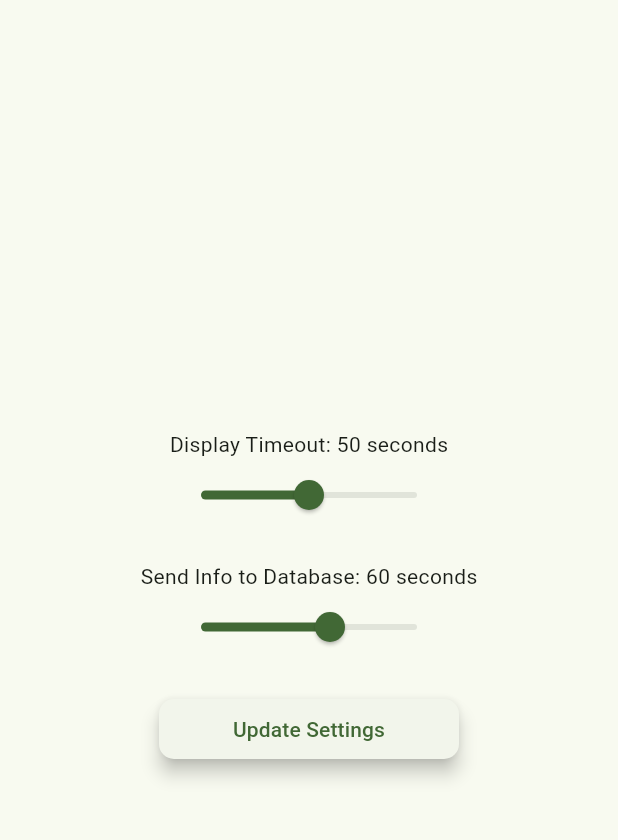
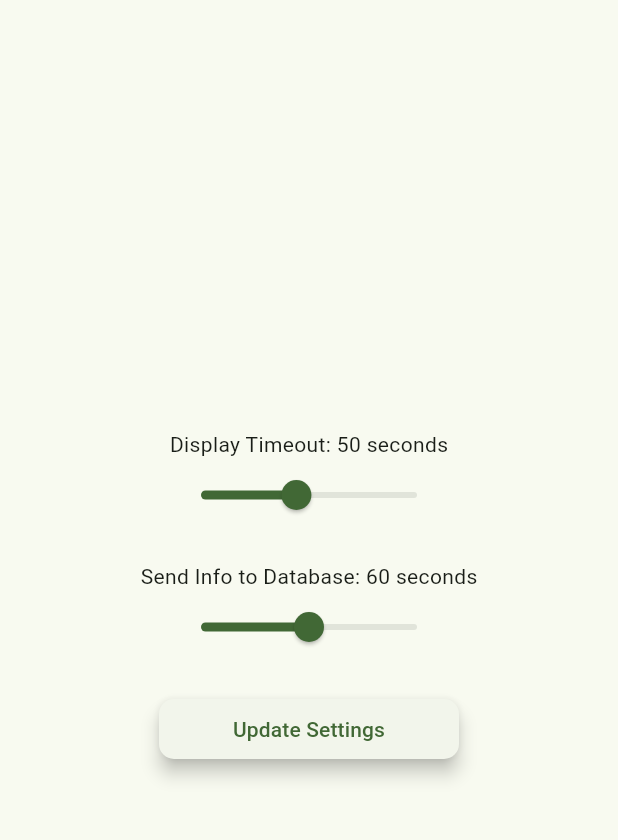
Before and after one commit to gilrom/smart-garden, a Flutter app: the screen it shows after launch, in the side drawer, after a tap on "Settings", on a phone screen of 412 x 824 dp, the part 63-903 px from its top. Run offline on Flutter 3.47's test engine with Material 3 defaults, Android fonts, the phone set to English and light mode, and no system bars; our stand-ins replace firebase_core, firebase_database, syncfusion_flutter_charts; accounts and stored records are empty.

Commit message:
some app changes

```diff
--- a/smart_garden_app/lib/ground_settings_screen.dart
+++ b/smart_garden_app/lib/ground_settings_screen.dart
@@ -25,7 +25,7 @@ class _GroundSettingsScreenState extends State<GroundSettingsScreen> {
   Widget build(BuildContext context) {
     return Scaffold(
       appBar: AppBar(
-        title: const Text('Soil level measuring'),
+        title: const Text('Ground moisture calibration'),
         actions: [
           IconButton(
             icon: const Icon(Icons.info),
@@ -177,9 +177,14 @@ class _GroundSettingsScreenState extends State<GroundSettingsScreen> {
             GroundReadingWidget(),
             ElevatedButton(
               onPressed: () {
+                if(online){
                   highGroundValue = double.parse(lastReading!.moisture!);
                   Navigator.of(context).pop();
                   _updateFirebaseDataForWatering();
+                }
+                else{
+                  showOfflineDialog();
+                }
                 _updateFirebaseDataForStartTuning(Tuning.stop);
               },
               child: const Text('Finish'),
@@ -207,9 +212,14 @@ void showSetupDialogForDry() {
               GroundReadingWidget(),
               ElevatedButton(
                 onPressed: ()  {
+                  if(online){
                     dryGroundValue = double.parse(lastReading!.moisture!);
                     Navigator.of(context).pop();
                     _updateFirebaseDataForDry();
+                  }
+                  else{
+                    showOfflineDialog();
+                  }
                   _updateFirebaseDataForStartTuning(Tuning.stop);
                 },
                 child: const Text('Finish'),
--- a/smart_garden_app/lib/main.dart
+++ b/smart_garden_app/lib/main.dart
@@ -81,7 +81,7 @@ class _MyHomePageState extends State<MyHomePage> {
               },
             ),
             ListTile(
-              title: const Text('Soil level measuring'),
+              title: const Text('Ground moisture calibration'),
               onTap: () {
                 Navigator.pop(context);
                 _navigateToScreen(const GroundSettingsScreen());
--- a/smart_garden_app/lib/my_home_screen.dart
+++ b/smart_garden_app/lib/my_home_screen.dart
@@ -17,7 +17,12 @@ class MyHomeScreen extends StatefulWidget {
 
 class _MyHomeScreenState extends State<MyHomeScreen> {
 
-
+  var errorColor = Color.fromRGBO(255, 0, 0, 0.7);
+  //ground moisture colors
+  var veryHighColor = Color.fromRGBO(0, 0, 255, 0.7);
+  var goodColor = Color.fromRGBO(0, 255, 0, 0.7);
+  var lowColor = Color.fromRGBO(255, 255, 0, 0.7);
+  var veryLowColor = Color.fromRGBO(255, 165, 0, 0.7);
   @override
   Widget build(BuildContext context) {
     var timeFormat = DateFormat.Hms();
@@ -25,7 +30,7 @@ class _MyHomeScreenState extends State<MyHomeScreen> {
       return const Center(child: Text('No Data...'));
     }
     DateTime now = DateTime.now();
-    var statusCard;
+    var statusCard, tempratureCard,humidityCard, moistureCard, lightCard;
     if(now.difference(lastReading!.timestamp!).inSeconds <  sendInfoToDatabaseValue + 20){
       online = true;
       statusCard = Card(
@@ -41,42 +46,93 @@ class _MyHomeScreenState extends State<MyHomeScreen> {
             leading: Icon(Icons.power_settings_new),
             title: Text("Device is offline"),
             subtitle: Text("No reading for more than ${sendInfoToDatabaseValue} seconds")),
-            color: Color.fromRGBO(220, 27, 27, 0.989),
+            color: errorColor,
       );
     }
-    return ListView(
-      children: [
-        statusCard,
-        Card(
+    //temprature status
+    if(lastReading!.temp == "nan"){
+      tempratureCard = Card(
+        child: ListTile(
+        leading: Icon(Icons.thermostat),
+        title: Text("Bad value"),
+        subtitle: Text("Error in temprature sensor"),
+        ),
+        color: errorColor,
+        );
+      humidityCard = Card(
+          child: ListTile(
+            leading: Icon(Icons.percent),
+            title: Text("Bad value"),
+            subtitle: Text("Error in temprature sensor"),
+          ),
+          color: errorColor,
+        );
+    }
+    else{
+      tempratureCard = Card(
           child: ListTile(
             leading: Icon(Icons.thermostat),
             title: Text("${lastReading!.temp}°C"),
             subtitle: Text("Temprature"),
           ),
-        ),
-        Card(
+        );
+      humidityCard = Card(
           child: ListTile(
             leading: Icon(Icons.percent),
             title: Text("${lastReading!.humidity!}%"),
             subtitle: Text("Humidity"),
           ),
-        ),
-        Card(
+        );
+    }
+    //ground moisture status
+    if(int.parse(lastReading!.moisture!) > 80){
+      moistureCard = Card(
+          child: ListTile(
+            leading: Icon(Icons.water_drop_rounded),
+            title: Text("Bad value"),
+            subtitle: Text("Error in ground moisture"),
+          ),
+          color: errorColor,
+        );
+    }
+    else{
+      moistureCard = Card(
           child: ListTile(
             leading: Icon(Icons.water_drop_rounded),
             title: Text("${lastReading!.moisture!}%"),
             subtitle: Text("Ground Moisture"),
           ),
-        ),
-        Card(
+        );
+    }
+    if(lastReading!.light! == "100"){
+      lightCard = Card(
+          child: ListTile(
+            leading: Icon(Icons.light_mode),
+            title: Text("Bad reading"),
+            subtitle: Text("Error in light sensor"),
+          ),
+          color: errorColor,
+        );
+    }
+    else{
+      lightCard = Card(
           child: ListTile(
             leading: Icon(Icons.light_mode),
             title: Text("${lastReading!.light!}%"),
             subtitle: Text("Light Level"),
           ),
-        ),
+        );
+    }
+    return ListView(
+      children: [
+        statusCard,
+        tempratureCard,
+        humidityCard,
+        moistureCard,
+        lightCard,
         Card(
           child: ListTile(
+            leading: Icon(Icons.access_time),
             title: Text("${timeFormat.format(lastReading!.timestamp!)}"),
             subtitle: Text("Reading Time"),
           ),
--- a/smart_garden_app/lib/settings_screen.dart
+++ b/smart_garden_app/lib/settings_screen.dart
@@ -54,7 +54,7 @@ Widget build(BuildContext context) {
                   Text('Display Timeout: ${displayTimeoutValue.round()} seconds'),
                   Slider(
                     value: displayTimeoutValue,
-                    min: 0,
+                    min: 10,
                     max: 100,
                     divisions: 100,
                     onChanged: (value) {
@@ -76,7 +76,7 @@ Widget build(BuildContext context) {
                   Text('Send Info to Database: ${sendInfoToDatabaseValue.round()} seconds'),
                   Slider(
                     value: sendInfoToDatabaseValue,
-                    min: 0,
+                    min: 20,
                     max: 100,
                     divisions: 100,
                     onChanged: (value) {
```
Lines whose indentation alone changed are shown as unchanged.
